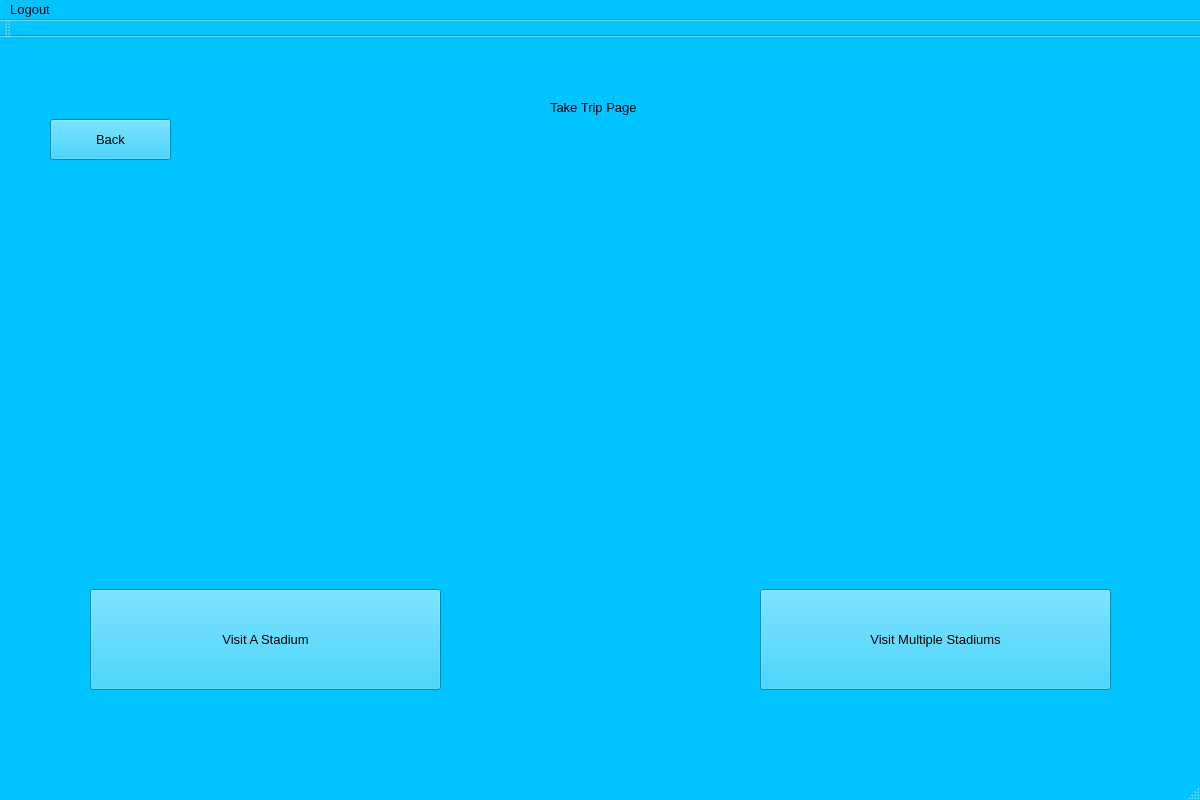
This is ALAYO/mainwindow.ui in akarapetian/ALAYO---Project-2 as Qt 5 draws it before an edit. The edited form follows.
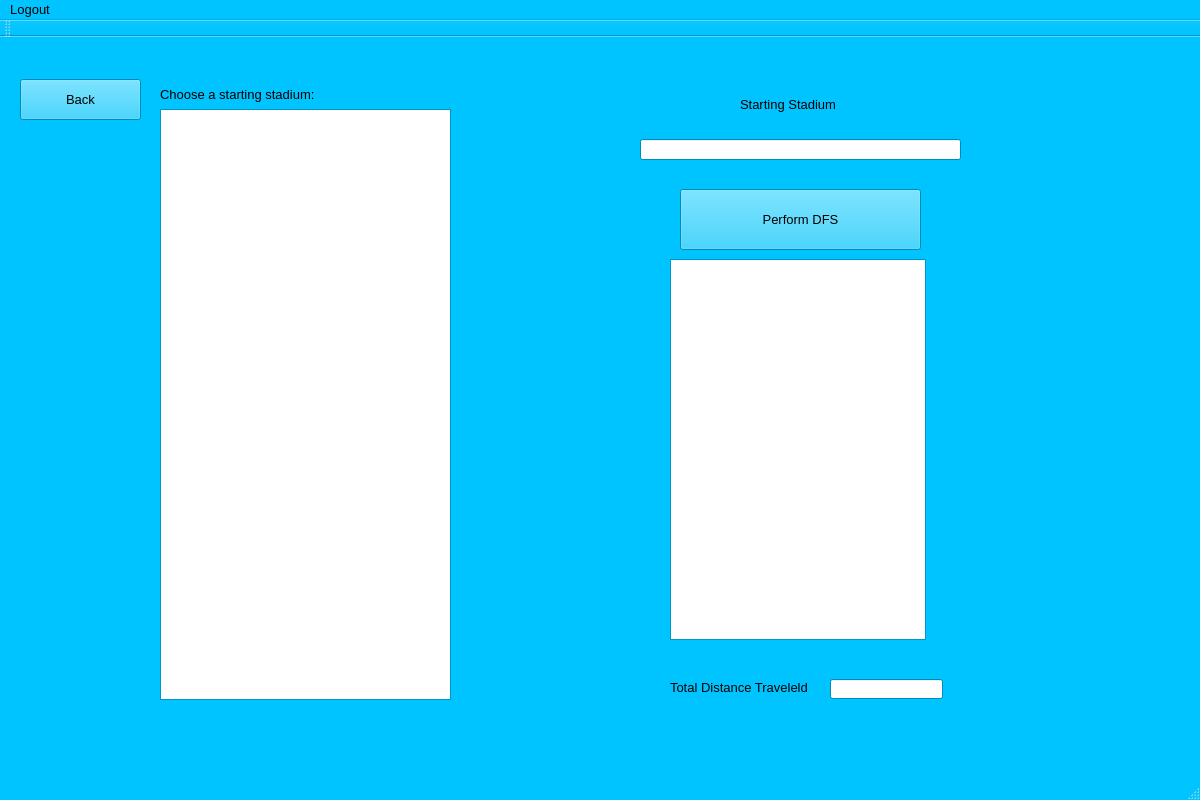
This is the edited form. The open tabs and pages were chosen to show the change.

What changed in the file:
```diff
--- a/ALAYO/mainwindow.ui
+++ b/ALAYO/mainwindow.ui
@@ -1938,12 +1938,15 @@
           <height>761</height>
          </rect>
         </property>
+        <property name="currentIndex">
+         <number>3</number>
+        </property>
         <widget class="QWidget" name="tripTypeSelectionPage">
          <widget class="QPushButton" name="visitSingleButton">
           <property name="geometry">
            <rect>
-            <x>90</x>
-            <y>560</y>
+            <x>420</x>
+            <y>110</y>
             <width>351</width>
             <height>101</height>
            </rect>
@@ -1955,8 +1958,8 @@
          <widget class="QPushButton" name="visitMultipleButton">
           <property name="geometry">
            <rect>
-            <x>760</x>
-            <y>560</y>
+            <x>420</x>
+            <y>240</y>
             <width>351</width>
             <height>101</height>
            </rect>
@@ -2081,6 +2084,116 @@
           </property>
          </widget>
         </widget>
+        <widget class="QWidget" name="dfsPage">
+         <widget class="QListWidget" name="dfsStadiumsListWidget">
+          <property name="geometry">
+           <rect>
+            <x>160</x>
+            <y>80</y>
+            <width>291</width>
+            <height>591</height>
+           </rect>
+          </property>
+         </widget>
+         <widget class="QPushButton" name="dfsPageBackButton">
+          <property name="geometry">
+           <rect>
+            <x>20</x>
+            <y>50</y>
+            <width>121</width>
+            <height>41</height>
+           </rect>
+          </property>
+          <property name="text">
+           <string>Back</string>
+          </property>
+         </widget>
+         <widget class="QLabel" name="label_33">
+          <property name="geometry">
+           <rect>
+            <x>160</x>
+            <y>55</y>
+            <width>211</width>
+            <height>21</height>
+           </rect>
+          </property>
+          <property name="styleSheet">
+           <string notr="true">font: 75 11pt &quot;MS Shell Dlg 2&quot;;</string>
+          </property>
+          <property name="text">
+           <string>Choose a starting stadium:</string>
+          </property>
+         </widget>
+         <widget class="QLabel" name="label_34">
+          <property name="geometry">
+           <rect>
+            <x>740</x>
+            <y>60</y>
+            <width>121</width>
+            <height>31</height>
+           </rect>
+          </property>
+          <property name="text">
+           <string>Starting Stadium</string>
+          </property>
+         </widget>
+         <widget class="QLineEdit" name="startingStadiumLineEdit">
+          <property name="geometry">
+           <rect>
+            <x>640</x>
+            <y>110</y>
+            <width>321</width>
+            <height>21</height>
+           </rect>
+          </property>
+         </widget>
+         <widget class="QPushButton" name="dfsPushButton">
+          <property name="geometry">
+           <rect>
+            <x>680</x>
+            <y>160</y>
+            <width>241</width>
+            <height>61</height>
+           </rect>
+          </property>
+          <property name="text">
+           <string>Perform DFS</string>
+          </property>
+         </widget>
+         <widget class="QListWidget" name="dfsResultsListWidget">
+          <property name="geometry">
+           <rect>
+            <x>670</x>
+            <y>230</y>
+            <width>256</width>
+            <height>381</height>
+           </rect>
+          </property>
+         </widget>
+         <widget class="QLabel" name="label_35">
+          <property name="geometry">
+           <rect>
+            <x>670</x>
+            <y>650</y>
+            <width>141</width>
+            <height>16</height>
+           </rect>
+          </property>
+          <property name="text">
+           <string>Total Distance Traveleld</string>
+          </property>
+         </widget>
+         <widget class="QLineEdit" name="dfsTotalDistanceTraveledLineEdit">
+          <property name="geometry">
+           <rect>
+            <x>830</x>
+            <y>650</y>
+            <width>113</width>
+            <height>20</height>
+           </rect>
+          </property>
+         </widget>
+        </widget>
        </widget>
       </widget>
       <widget class="QWidget" name="informationPage">
```
Left out of the diff: 29 changed lines with no effect on the pictures.
